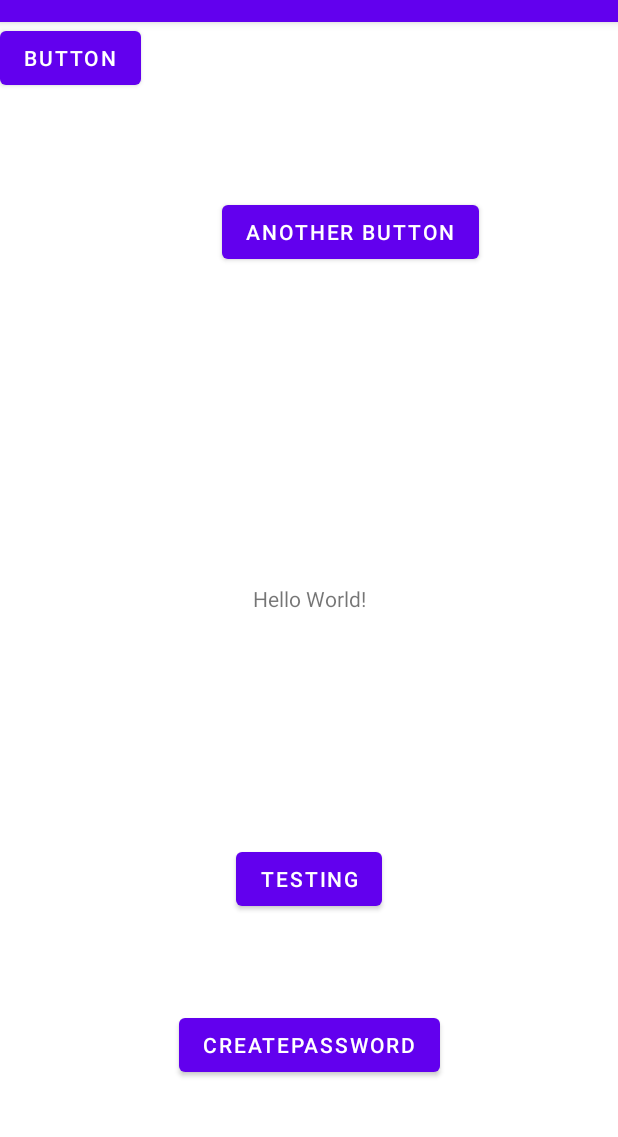
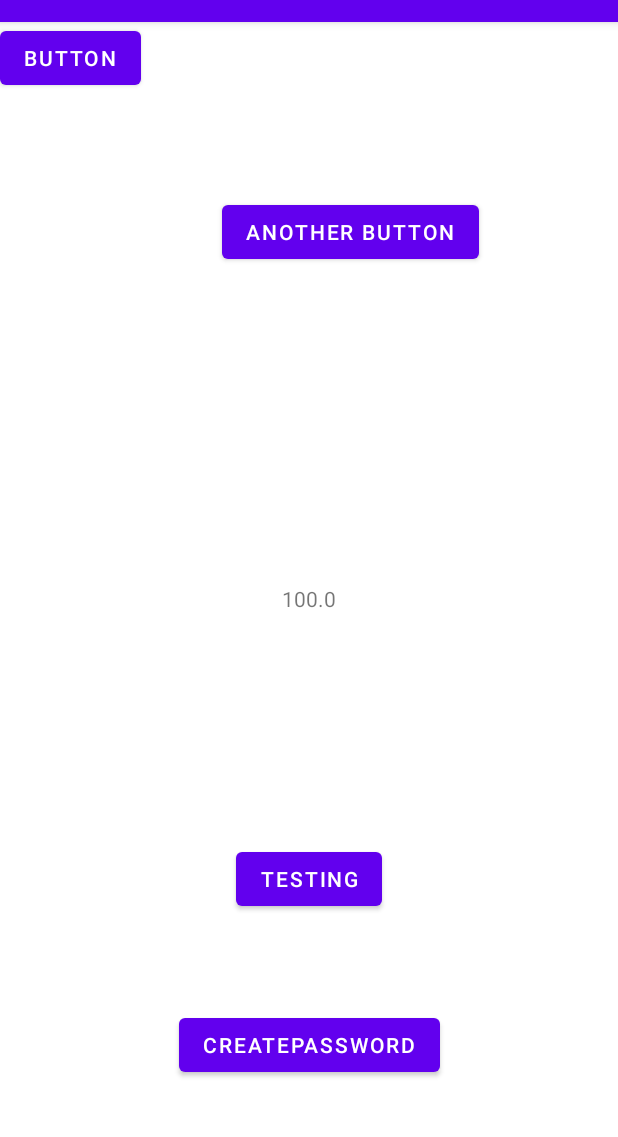
Before and after one commit to AllenCyhCHAN/isom3000GProject, an Android app: the screen it shows after launch (MainActivity), after a tap on "TESTING", on a phone screen of 412 x 824 dp, the part 62-1199 px from its top. Run offline under Robolectric (Android 15) with nearby library versions, the phone set to English and light mode, and no system bars; libraries missing offline, so code that uses them is left out: org.mindrot.jbcrypt.

Commit message:
finish budget and user

```diff
--- a/app/src/main/java/com/example/user/Activities/MainActivity.kt
+++ b/app/src/main/java/com/example/user/Activities/MainActivity.kt
@@ -2,7 +2,9 @@ package com.example.user.Activities
 
 import android.content.Intent
 import android.os.Bundle
+import android.provider.ContactsContract.Data
 import android.widget.Button
+import android.widget.TextView
 import androidx.appcompat.app.AppCompatActivity
 import com.example.user.Models.DataDriver
 import com.example.user.R
@@ -15,20 +17,22 @@ class MainActivity : AppCompatActivity() {
     lateinit var btn2: Button;
     lateinit var btn3: Button;
     lateinit var btn4: Button
+    lateinit var hello: TextView;
+    private lateinit var masterDataDriver: DataDriver;
 
 
     override fun onCreate(savedInstanceState: Bundle?) {
 
+        super.onCreate(savedInstanceState)
+        setContentView(R.layout.activity_main);
+
         var fileDir: File = filesDir;
-        var masterDataDriver = DataDriver(fileDir);
-
-        super.onCreate(savedInstanceState)
-        setContentView(R.layout.activity_main)
-
+        this.masterDataDriver = DataDriver(fileDir);
 
         btn4 = findViewById(R.id.button4);
         btn4.setOnClickListener{
             masterDataDriver.createPassword("AllenCHAN")
+            println(masterDataDriver.getCurrentUser().getPassword());
         };
 
 
@@ -41,15 +45,20 @@ class MainActivity : AppCompatActivity() {
             )
         };
 
+
+
+        hello = findViewById(R.id.textView);
         btn3 = findViewById(R.id.button3)
         btn3.setOnClickListener{
-            masterDataDriver.createPassword("Addoil20010717");
-            println(masterDataDriver.getPassword());
-            masterDataDriver.createNewCategory("Other", "", "");
-            masterDataDriver.createNewExpense("Testing", "Other", 100.0,1,
-            "","","","",false);
-            println(masterDataDriver.getCategoryList().get(0));
-            println(masterDataDriver.getExpenseItemList().get(0));
+            masterDataDriver.getCurrentBudgetItem().setBudgetAmount(100.0);
+            hello.setText(masterDataDriver.getCurrentBudgetItem().getBudgetAmount().toString());
+//            masterDataDriver.createPassword("Addoil20010717");
+//            println(masterDataDriver.getPassword());
+//            masterDataDriver.createNewCategory("Other", "", "");
+//            masterDataDriver.createNewExpense("Testing", "Other", 100.0,1,
+//            "","","","",false);
+//            println(masterDataDriver.getCategoryList().get(0));
+//            println(masterDataDriver.getExpenseItemList().get(0));
         }
 
 
--- a/app/src/main/java/com/example/user/Activities/MainActivity2.kt
+++ b/app/src/main/java/com/example/user/Activities/MainActivity2.kt
@@ -18,6 +18,9 @@ class MainActivity2 : AppCompatActivity() {
         textView = findViewById(R.id.main);
 
         val dataDriver = intent.getSerializableExtra("data") as DataDriver;
+        for (categoryItem in dataDriver.getCategoryList()){
+            textView.setText(categoryItem.getCategoryName());
+        }
         textView.text = dataDriver.getPassword();
     }
 
--- a/app/src/main/java/com/example/user/Models/Budget.kt
+++ b/app/src/main/java/com/example/user/Models/Budget.kt
@@ -23,6 +23,7 @@ class Budget: java.io.Serializable{
         updateBudgetToStorage();
     }
 
+
     constructor(fileDir:File, _budget: Double, _start:String, _end:String){
         this.fileDir = fileDir;
         this.budgetAmount = _budget;
@@ -40,7 +41,7 @@ class Budget: java.io.Serializable{
 
     fun updateBudgetToStorage(){
         val path = this.fileDir;
-        val file = File(path, "data/Budget.txt");
+        val file = File(path, "Budget.txt");
         var budgetHeaderString = "budgetAmount,budgetStartingDate,budgetEndingDate\n";
         var budgetContentString = "$budgetAmount,$budgetStartingPeriod,$budgetEndingPeriod\n";
         file.writeText(budgetHeaderString);
--- a/app/src/main/java/com/example/user/Models/DataDriver.kt
+++ b/app/src/main/java/com/example/user/Models/DataDriver.kt
@@ -50,8 +50,8 @@ class DataDriver: Serializable {
         this.fileDir = fileDir;
         initializeUser();
         initializeBudget();
-        initializeCategory();
-        initializeExpenseItem();
+//        initializeCategory();
+//        initializeExpenseItem();
     }
 
     fun getPassword():String{
@@ -305,39 +305,38 @@ class DataDriver: Serializable {
 
 
     private fun initializeBudget() {
-        var budget: Budget;
         val path = this.fileDir;
-        val file = File(path, "data/Budget.txt");
+        val file = File(path, "Budget.txt");
         if (file.length().toInt() == 0){
-//            file.createNewFile()
+            this.currentBudgetItem = Budget(this.fileDir, 0.0, "");
             return
-        }
-        if (file.canRead()) {
+        } else {
             val content = file.readLines()[1].split(",");
-            this.currentBudgetItem = Budget( this.fileDir,content[1][0].toDouble(), content[1], content[2]);
+            this.currentBudgetItem =
+                Budget(this.fileDir, content[1][0].toDouble(), content[1], content[2]);
             this.budgetIsCreated = true;
         }
     }
 
     private fun initializeUser(){
         val path = this.fileDir;
-        val file = File(path, "data/UserPassword.txt");
+        val file = File(path, "UserPassword.txt");
+        println(file.canWrite());
+        println(file.exists())
         if (file.length().toInt() == 0){
-//            file.createNewFile()
+            currentUser = User(this.fileDir);
+            file.writeText("");
             return
-        }
-        if (file.canRead()) {
+        } else {
             val password = file.readLines()[0];
-            currentUser = User(this.fileDir,password);
+            currentUser = User(this.fileDir, password);
             this.acIsCreated = true;
-        } else {
-            currentUser = User(this.fileDir);
         }
     }
 
     private fun updateCategorytoStorage(){
         val path = this.fileDir;
-        val categoryDetailsFile = File(path, "data/CategoryItemList.txt");
+        val categoryDetailsFile = File(path, "CategoryItemList.txt");
         categoryDetailsFile.writeText("id,categoryname, categoryDescription, categoryColor\n");
         for (category in this.categoryList){
             val newExpenseItemString = "${category.getID()},${category.getCategoryName()},${category.getCategoryDescription()},${category.getCategoryColor()}\n";
--- a/app/src/main/java/com/example/user/Models/User.kt
+++ b/app/src/main/java/com/example/user/Models/User.kt
@@ -42,7 +42,7 @@ class User(): Serializable {
 
     private fun updateStoredPassword(_hashedPassword:String){
         val path = this.fileDir;
-        val file = File(path, "data/UserPassword.txt");
+        val file = File(path, "UserPassword.txt");
         if (file.length().toInt() == 0){
             file.setWritable(true)
         }
```
